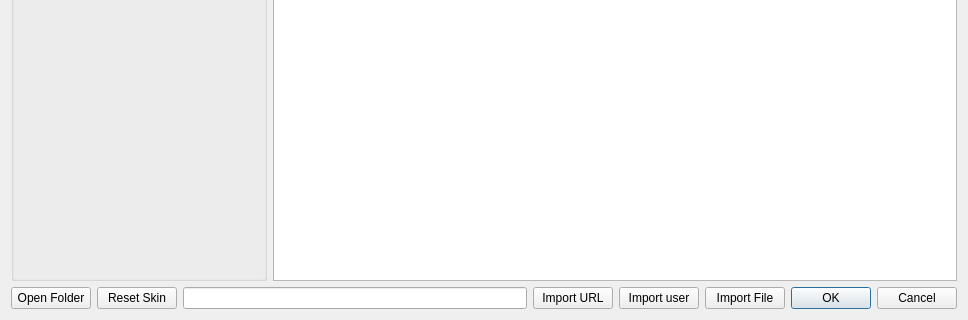
The window that launcher/ui/dialogs/skins/SkinManageDialog.ui (corecommit/PollyMC-Continued) describes before a commit, drawn with Qt 5; both pictures show x 0 to 968 and y 437 to 757 of the 968 by 757 pixel window.
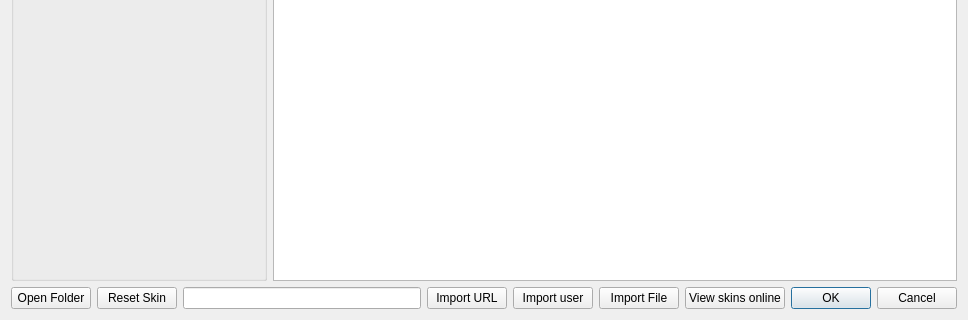
The same window after the commit.

Commit message: Add: view and use skins online from the skin manager

Patch:
```diff
--- a/launcher/ui/dialogs/skins/SkinManageDialog.ui
+++ b/launcher/ui/dialogs/skins/SkinManageDialog.ui
@@ -103,7 +103,7 @@
     </layout>
    </item>
    <item>
-    <layout class="QHBoxLayout" name="buttonsHLayout" stretch="0,0,3,0,0,0,1">
+    <layout class="QHBoxLayout" name="buttonsHLayout" stretch="0,0,3,0,0,0,0,1">
      <item>
       <widget class="QPushButton" name="openDirBtn">
        <property name="text">
@@ -146,6 +146,16 @@
        </property>
       </widget>
      </item>
+     <item>
+      <widget class="QPushButton" name="viewOnlineBtn">
+       <property name="text">
+        <string>View skins online</string>
+       </property>
+       <property name="toolTip">
+        <string>Browse and use skins published online</string>
+       </property>
+      </widget>
+     </item>
      <item>
       <widget class="QDialogButtonBox" name="buttonBox">
        <property name="sizePolicy">
```
The commit also changes 14 other files.
